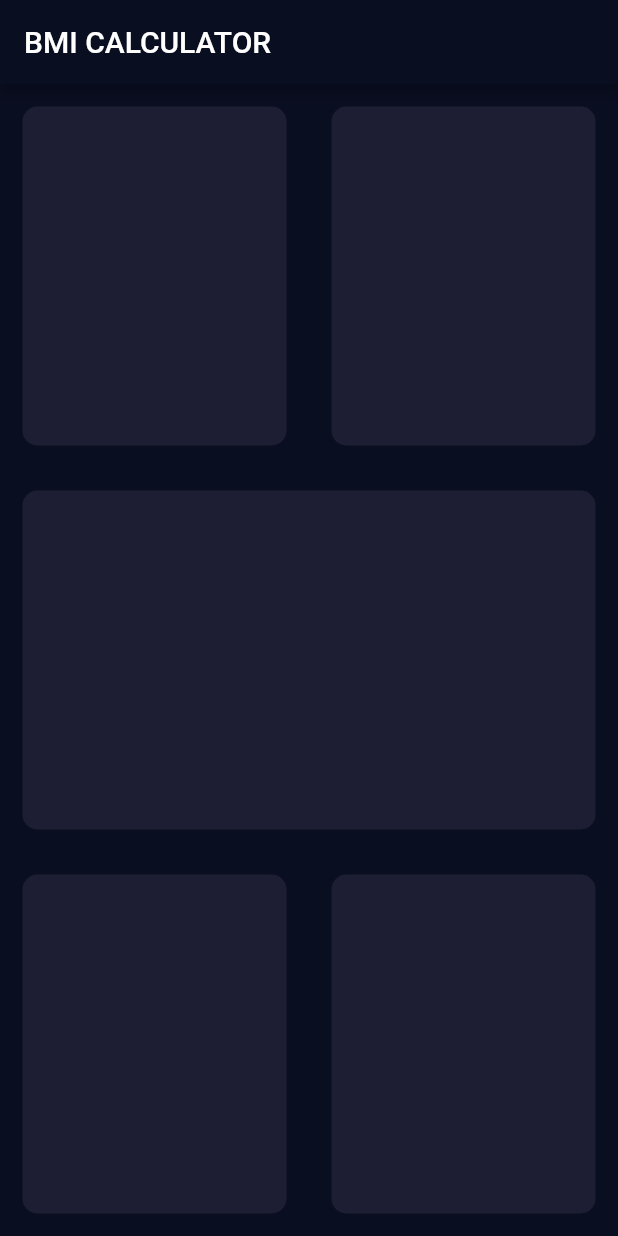
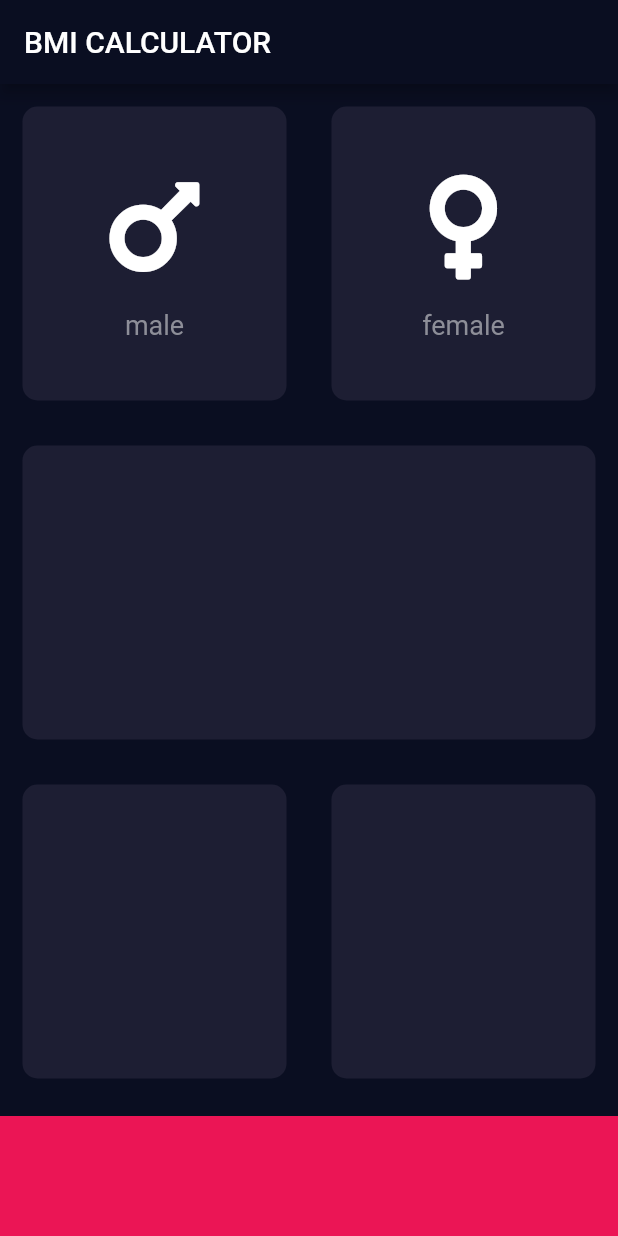
Before and after one commit to SalehG91/BMICalculator, a Flutter app: the screen it shows after launch, on a phone screen of 412 x 824 dp. Run offline on Flutter 3.47's test engine with Material 2 defaults, Android fonts, the phone set to English and light mode, and no system bars; our stand-ins replace font_awesome_flutter.

```diff
--- /dev/null
+++ b/lib/icon_content.dart
@@ -0,0 +1,30 @@
+import 'package:flutter/material.dart';
+
+class IconContent extends StatelessWidget {
+  IconContent({this.cardIcon, this.cardText});
+
+  final IconData cardIcon;
+  final String cardText;
+
+  @override
+  Widget build(BuildContext context) {
+    return Column(
+      mainAxisAlignment: MainAxisAlignment.center,
+      children: <Widget>[
+        Icon(
+          cardIcon,
+          size: 80.0,
+        ),
+        SizedBox(
+          height: 15.0,
+        ),
+        Text(
+          cardText,
+          style: TextStyle(
+            fontSize: 18.0, color: Color(0xFF8D8E98),
+          ),
+        ),
+      ],
+    );
+  }
+}
--- a/lib/input_page.dart
+++ b/lib/input_page.dart
@@ -1,4 +1,12 @@
 import 'package:flutter/material.dart';
+import 'package:font_awesome_flutter/font_awesome_flutter.dart';
+import 'package:bmi_calculator/icon_content.dart';
+import 'package:bmi_calculator/reusable_card.dart';
+
+const bottomContainerHeight = 80.0;
+const activeCardColor = Color(0xFF1D1E33);
+const bottomContainerColor = Color(0xFFEB1555);
+enum Gender {male, female}
 
 class InputPage extends StatefulWidget {
   @override
@@ -6,6 +14,9 @@ class InputPage extends StatefulWidget {
 }
 
 class _InputPageState extends State<InputPage> {
+
+
+
   @override
   Widget build(BuildContext context) {
     return Scaffold(
@@ -18,48 +29,48 @@ class _InputPageState extends State<InputPage> {
             child: Row(
               children: <Widget>[
                 Expanded(
-                  child: new ReusableCard(),
+                  child: new ReusableCard(
+                    colour: activeCardColor,
+                    cardChild: new IconContent(
+                      cardIcon: FontAwesomeIcons.mars,
+                      cardText: 'male',
+                    ),
+                  ),
                 ),
                 Expanded(
-                  child: new ReusableCard(),
+                  child: new ReusableCard(
+                    colour: activeCardColor,
+                    cardChild: new IconContent(
+                      cardIcon: FontAwesomeIcons.venus,
+                      cardText: 'female',
+                  ),
+                  ),
                 ),
               ],
             ),
           ),
           Expanded(
-            child: new ReusableCard(),
+            child: new ReusableCard(colour: activeCardColor),
           ),
           Expanded(
             child: Row(
               children: <Widget>[
                 Expanded(
-                  child: new ReusableCard(),
+                  child: new ReusableCard(colour: activeCardColor),
                 ),
                 Expanded(
-                  child: new ReusableCard(),
+                  child: new ReusableCard(colour: activeCardColor),
                 ),
               ],
             ),
+          ),
+          Container(
+            color: bottomContainerColor,
+            height: bottomContainerHeight,
+            margin: EdgeInsets.only(top: 10.0),
           ),
         ],
       ),
     );
   }
 }
-
-class ReusableCard extends StatelessWidget {
-  const ReusableCard({
-    Key key,
-  }) : super(key: key);
-
-  @override
-  Widget build(BuildContext context) {
-    return Container(
-      margin: EdgeInsets.all(15.0),
-      decoration: BoxDecoration(
-        color: Color(0xFF1D1E33),
-        borderRadius: BorderRadius.circular(10.0),
-      ),
-    );
-  }
-}
--- /dev/null
+++ b/lib/reusable_card.dart
@@ -0,0 +1,18 @@
+import 'package:flutter/material.dart';
+
+class ReusableCard extends StatelessWidget {
+  ReusableCard({@required this.colour, this.cardChild});
+  final Color colour;
+  final Widget cardChild;
+  @override
+  Widget build(BuildContext context) {
+    return Container(
+      child: cardChild,
+      margin: EdgeInsets.all(15.0),
+      decoration: BoxDecoration(
+        color: colour,
+        borderRadius: BorderRadius.circular(10.0),
+      ),
+    );
+  }
+}
--- a/pubspec.yaml
+++ b/pubspec.yaml
@@ -23,6 +23,7 @@ dependencies:
   # The following adds the Cupertino Icons font to your application.
   # Use with the CupertinoIcons class for iOS style icons.
   cupertino_icons: ^0.1.2
+  font_awesome_flutter: ^8.5.0
 
 dev_dependencies:
   flutter_test:
```
Also changed, not shown: pubspec.lock.
